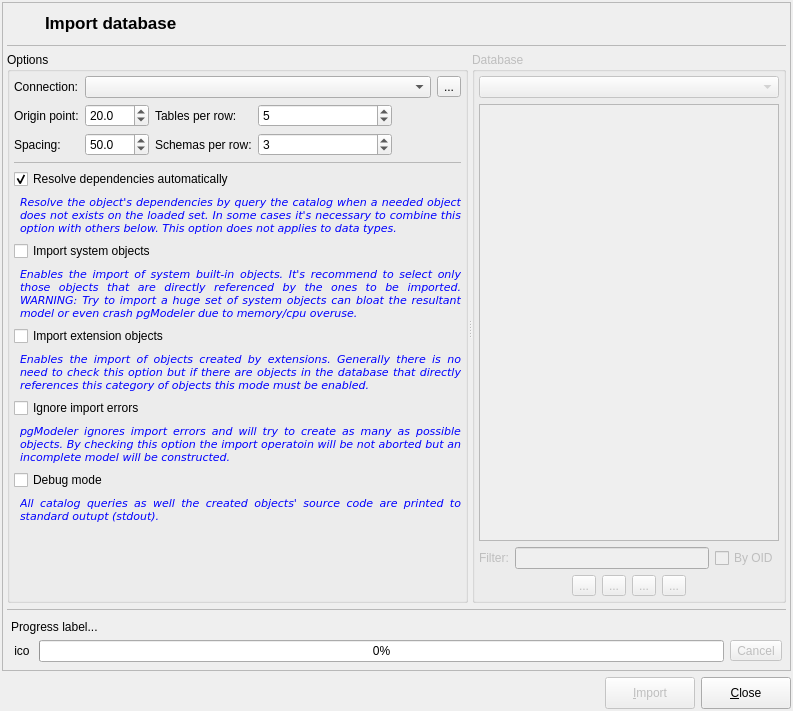
The window that libpgmodeler_ui/ui/databaseimportform.ui (pgmodeler/pgmodeler) describes before a commit, drawn with Qt 5.
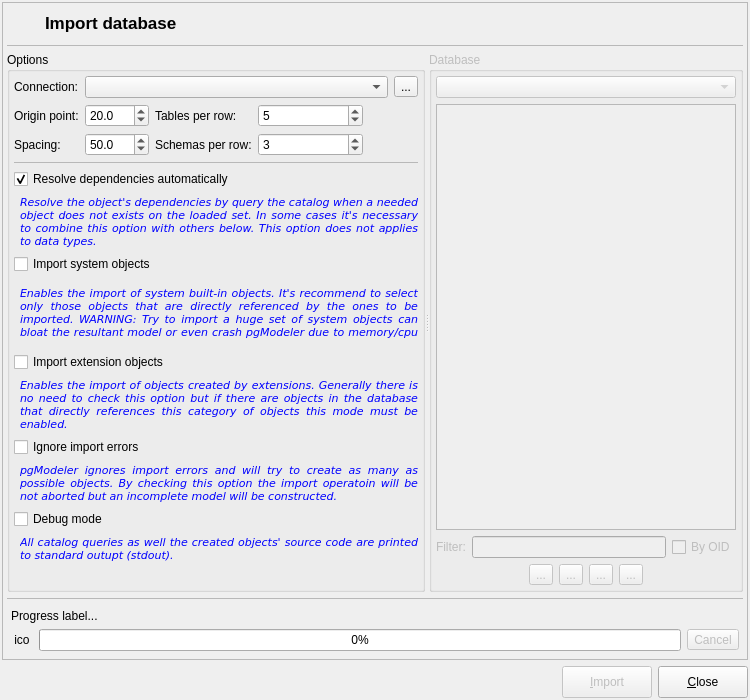
The same window after the commit. Icons and pictures are not drawn.

The edit to the form file:
```diff
--- a/libpgmodeler_ui/ui/databaseimportform.ui
+++ b/libpgmodeler_ui/ui/databaseimportform.ui
@@ -9,8 +9,8 @@
    <rect>
     <x>0</x>
     <y>0</y>
-    <width>793</width>
-    <height>711</height>
+    <width>750</width>
+    <height>700</height>
    </rect>
   </property>
   <property name="sizePolicy">
@@ -22,7 +22,7 @@
   <property name="minimumSize">
    <size>
     <width>670</width>
-    <height>600</height>
+    <height>650</height>
    </size>
   </property>
   <property name="maximumSize">
```
